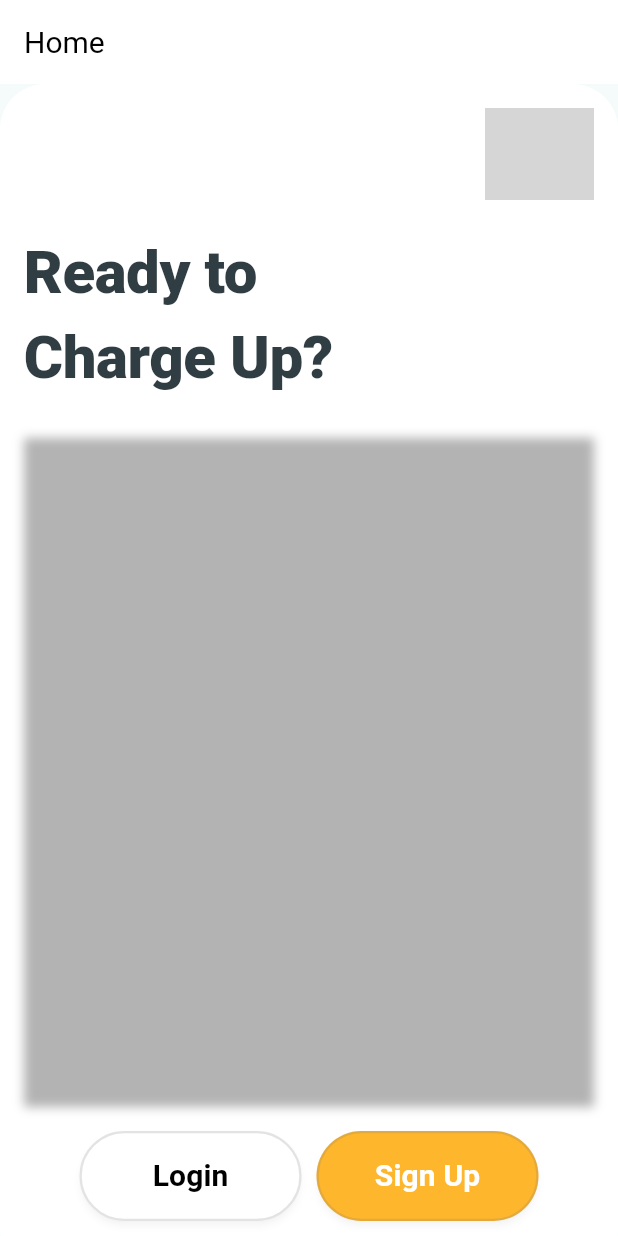
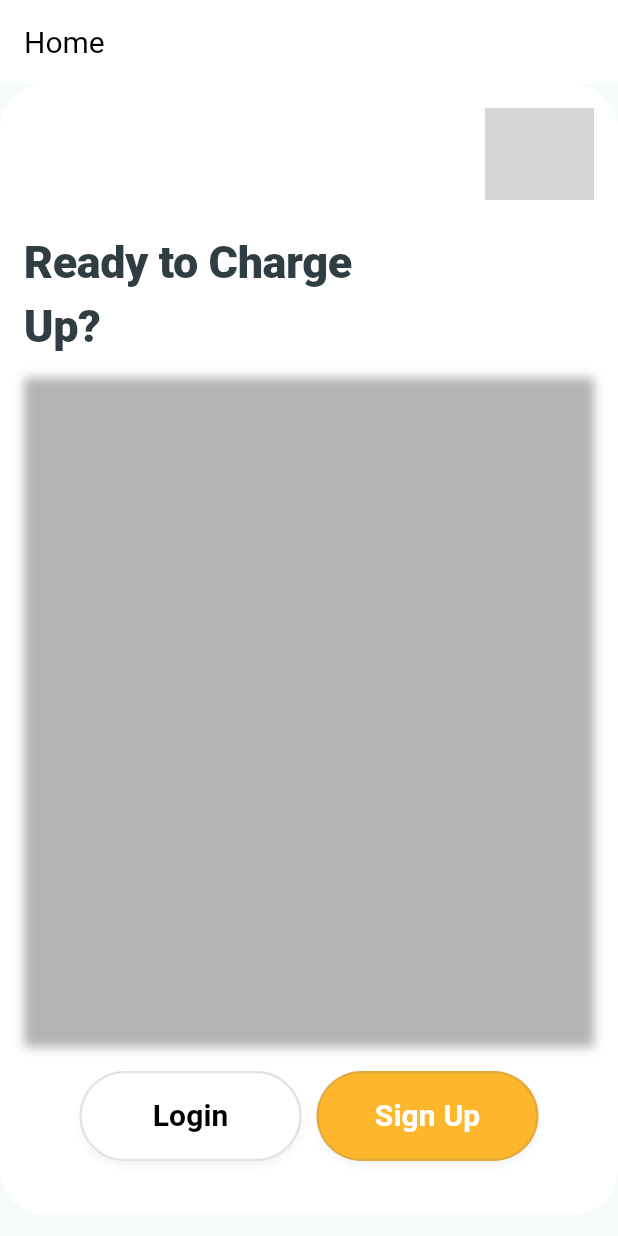
Before and after one commit to stefsantos/kidlat, a Flutter app: the screen it shows after launch, on a phone screen of 412 x 824 dp. Run offline on Flutter 3.47's test engine with Material 3 defaults, Android fonts, the phone set to English and light mode, and no system bars; our stand-ins replace firebase_auth, firebase_core, fluttertoast, google_maps_flutter, location, vector_graphics; accounts and stored records are empty; network calls fail; Roboto replaces fonts that are missing (Poppins); statements that could not run were skipped; grey boxes are pictures that could not be loaded.

Commit message:
fixed the start page UI

```diff
--- a/lib/pages/start_page.dart
+++ b/lib/pages/start_page.dart
@@ -42,14 +42,14 @@ class StartPage extends StatelessWidget {
                 alignment: Alignment.centerLeft,
                 child: SizedBox(
                   width: 274,
-                  height: 130,
+                  height: 90,
                   child: Padding(
                     padding: const EdgeInsets.all(0.0),
                     child: Text(
                       'Ready to Charge Up?',
                       style: TextStyle(
                         color: Color(0xFF303E44),
-                        fontSize: 40,
+                        fontSize: 30,
                         fontFamily: 'Poppins',
                         fontWeight: FontWeight.w800,
                         letterSpacing: -0.30,
```
Also changed, not shown: lib/pages/profile_page.dart (+8 -7 lines).
